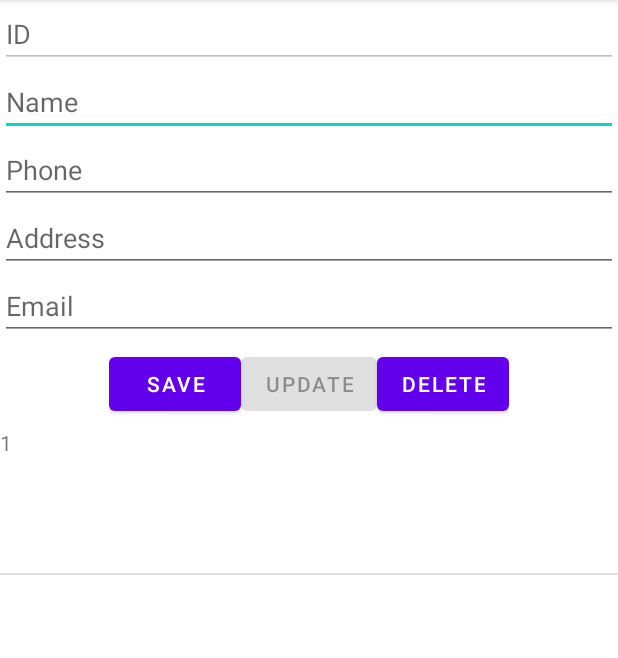
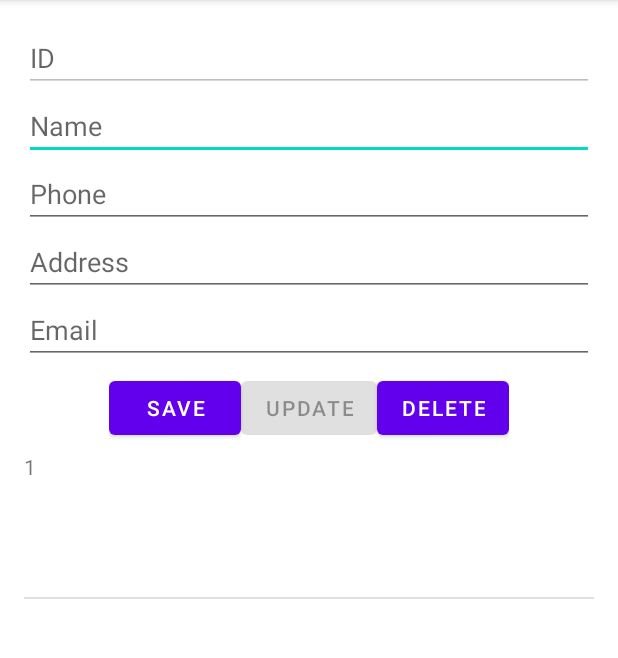
Before and after one commit to vuminhieu/SQLite_Android, an Android app: the screen it shows after launch (MainActivity), after a tap on "SAVE", on a phone screen of 412 x 824 dp, the part 84-742 px from its top. Run offline under Robolectric (Android 15) with nearby library versions, the phone set to English and light mode, and no system bars.

Commit message:
update form

```diff
--- a/app/src/main/java/com/example/bai4_sqlite/adapter/CustomAdapter.java
+++ b/app/src/main/java/com/example/bai4_sqlite/adapter/CustomAdapter.java
@@ -19,14 +19,14 @@ import java.util.List;
 public class CustomAdapter extends ArrayAdapter<Student> {
     private Context context;
     private int resource;
-    private List<Student> studentList;
+    private List<Student> list;
 
 
     public CustomAdapter(@NonNull Context context, @LayoutRes int resource, @NonNull List<Student> objects) {
         super(context, resource, objects);
         this.context = context;
         this.resource = resource;
-        this.studentList = objects;
+        this.list = objects;
     }
 
     @NonNull
@@ -45,13 +45,12 @@ public class CustomAdapter extends ArrayAdapter<Student> {
         } else {
             viewHolder = (ViewHolder) convertView.getTag();
         }
-        Student student = studentList.get(position);
+        Student student = list.get(position);
         viewHolder.textView_id.setText(String.valueOf(student.getmID()));
         viewHolder.textView_name.setText(student.getmName());
         viewHolder.textView_address.setText(student.getmAddress());
         viewHolder.textView_email.setText(student.getmEmail());
         viewHolder.textView_phone.setText(student.getmPhoneNumber());
-
 
         return convertView;
     }
--- a/app/src/main/java/com/example/bai4_sqlite/data/DBManager.java
+++ b/app/src/main/java/com/example/bai4_sqlite/data/DBManager.java
@@ -41,7 +41,6 @@ public class DBManager extends SQLiteOpenHelper {
             PHONE_NUMBER + " TEXT, " +
             ADDRESS + " TEXT)";
 
-    // khoi tao cai table name
     @Override
     public void onCreate(SQLiteDatabase db) {
         db.execSQL(SQLQuery);
@@ -71,7 +70,7 @@ public class DBManager extends SQLiteOpenHelper {
         SQLiteDatabase db = this.getWritableDatabase();
         Cursor cursor = db.rawQuery(selectQuery, null);
 
-        if (cursor.moveToFirst()) { //ket qua tra ve it nhat 1 gia tri
+        if (cursor.moveToFirst()) {
             do {
                 Student student = new Student();
                 student.setmID(cursor.getInt(0));
@@ -82,7 +81,7 @@ public class DBManager extends SQLiteOpenHelper {
 
                 ListStudent.add(student);
             }
-            while (cursor.moveToNext()); // sau ket qua do con ket qua khac khong
+            while (cursor.moveToNext());
         }
         db.close();
         return ListStudent;
--- a/app/src/main/java/com/example/bai4_sqlite/model/Student.java
+++ b/app/src/main/java/com/example/bai4_sqlite/model/Student.java
@@ -8,6 +8,20 @@ public class Student {
     private String mEmail;
 
     public Student() {
+    }
+    public Student(String mName, String mAddress, String mPhoneNumber, String mEmail) {
+        this.mName = mName;
+        this.mAddress = mAddress;
+        this.mPhoneNumber = mPhoneNumber;
+        this.mEmail = mEmail;
+    }
+
+    public Student(int mID, String mName, String mAddress, String mPhoneNumber, String mEmail) {
+        this.mID = mID;
+        this.mName = mName;
+        this.mAddress = mAddress;
+        this.mPhoneNumber = mPhoneNumber;
+        this.mEmail = mEmail;
     }
 
     public int getmID() {
@@ -50,18 +64,5 @@ public class Student {
         this.mEmail = mEmail;
     }
 
-    public Student(String mName, String mAddress, String mPhoneNumber, String mEmail) {
-        this.mName = mName;
-        this.mAddress = mAddress;
-        this.mPhoneNumber = mPhoneNumber;
-        this.mEmail = mEmail;
-    }
 
-    public Student(int mID, String mName, String mAddress, String mPhoneNumber, String mEmail) {
-        this.mID = mID;
-        this.mName = mName;
-        this.mAddress = mAddress;
-        this.mPhoneNumber = mPhoneNumber;
-        this.mEmail = mEmail;
-    }
 }
--- a/app/src/main/res/layout/activity_main.xml
+++ b/app/src/main/res/layout/activity_main.xml
@@ -2,7 +2,8 @@
 <LinearLayout xmlns:android="http://schemas.android.com/apk/res/android"
     android:layout_width="match_parent"
     android:layout_height="match_parent"
-    android:orientation="vertical">
+    android:orientation="vertical"
+    android:layout_margin="16dp">
 
     <EditText
         android:enabled="false"
--- a/app/src/main/res/layout/item_list_student.xml
+++ b/app/src/main/res/layout/item_list_student.xml
@@ -8,21 +8,25 @@
         android:id="@+id/tv_id"
         android:layout_width="wrap_content"
         android:layout_height="wrap_content"
-        android:text="Heiu"/>
+        android:text="ID" />
     <TextView
         android:id="@+id/tv_name"
         android:layout_width="wrap_content"
-        android:layout_height="wrap_content"/>
+        android:layout_height="wrap_content"
+        android:text="Name"/>
     <TextView
         android:id="@+id/tv_phone"
         android:layout_width="wrap_content"
-        android:layout_height="wrap_content"/>
+        android:layout_height="wrap_content"
+        android:text="Phone"/>
     <TextView
         android:id="@+id/tv_address"
         android:layout_width="wrap_content"
-        android:layout_height="wrap_content"/>
+        android:layout_height="wrap_content"
+        android:text="Address"/>
     <TextView
         android:id="@+id/tv_email"
         android:layout_width="wrap_content"
-        android:layout_height="wrap_content"/>
+        android:layout_height="wrap_content"
+        android:text="Email"/>
 </LinearLayout>
```
